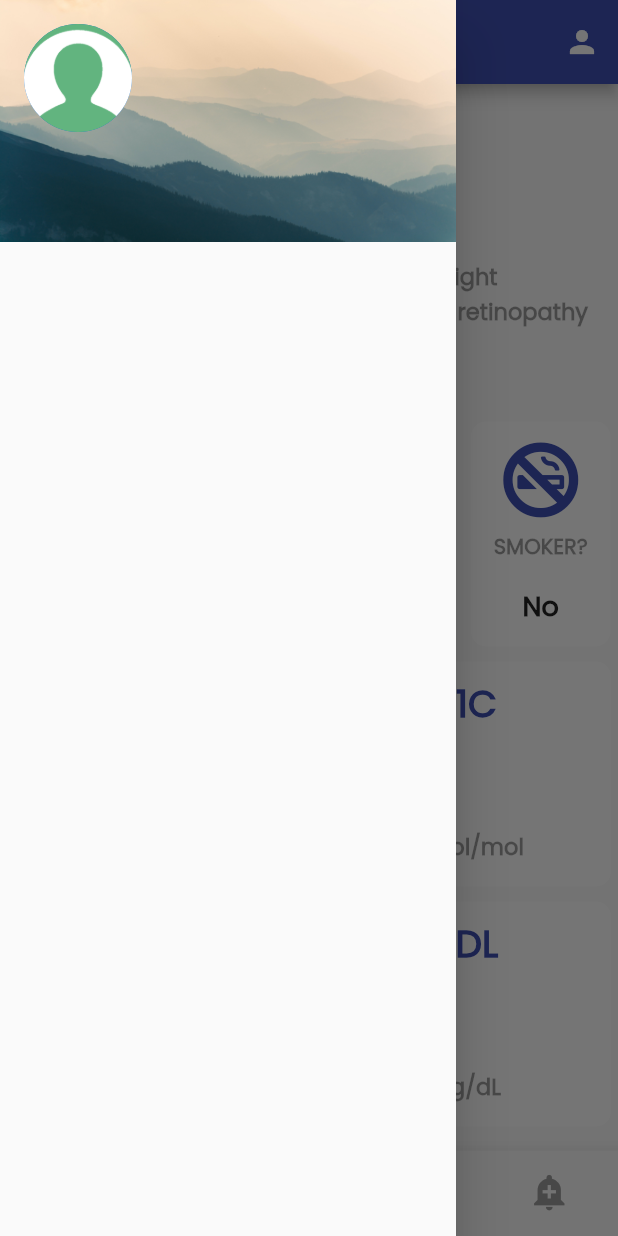
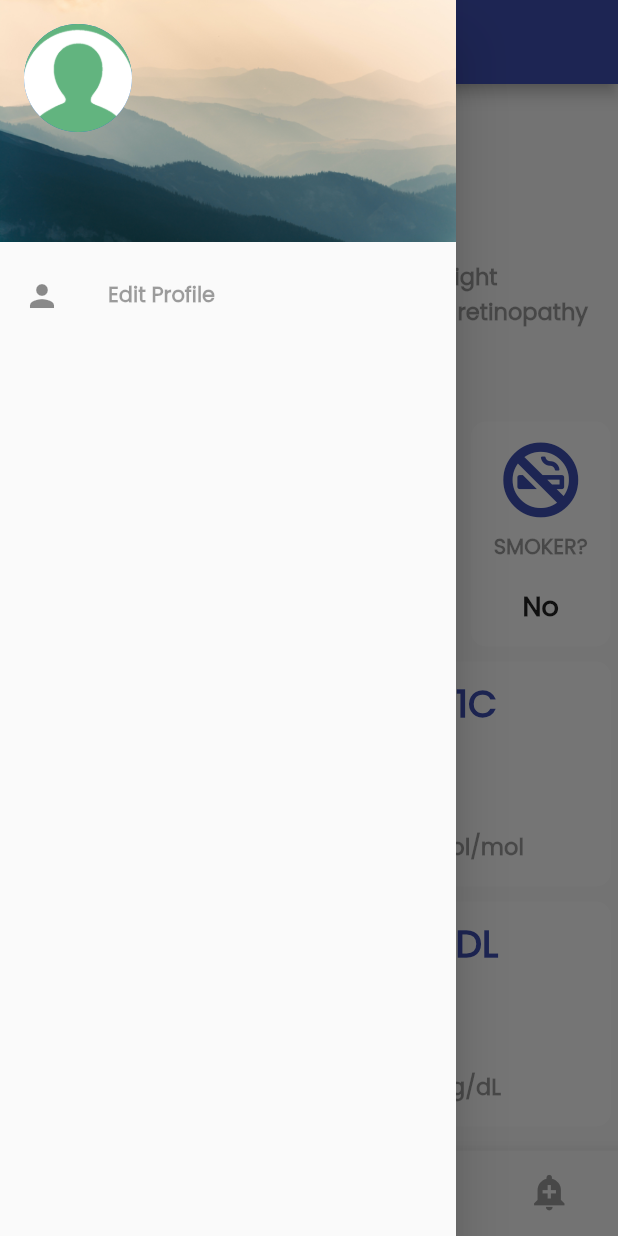
Before and after one commit to Ammar-Raneez/E-Ophthalmologist_UI, a Flutter app: the CurrentScreen screen opened by its route, with the side drawer open, on a phone screen of 412 x 824 dp. Run offline on Flutter 3.47's test engine with Material 2 defaults, Android fonts, the phone set to English and light mode, and no system bars; drawn by our look-alikes of percent_indicator; our stand-ins replace cached_network_image, cloud_firestore, dio, firebase_auth, firebase_core, firebase_storage and 3 more; missing offline and left inert: add_2_calendar; accounts and stored records are empty.

Commit message:
moved edit profile to sidebar

```diff
--- a/lib/components/drawable_sidebar.dart
+++ b/lib/components/drawable_sidebar.dart
@@ -2,6 +2,8 @@ import 'package:cloud_firestore/cloud_firestore.dart';
 import 'package:firebase_auth/firebase_auth.dart';
 import 'package:flutter/cupertino.dart';
 import 'package:flutter/material.dart';
+import 'package:ui/constants.dart';
+import 'package:ui/screens/edit_profile_screen.dart';
 
 final _firestore = FirebaseFirestore.instance;
 
@@ -62,6 +64,11 @@ class _DrawableSidebarState extends State<DrawableSidebar> {
               image: DecorationImage(
                   fit: BoxFit.fill, image: AssetImage('images/sidebarBg.jpg')),
             ),
+          ),
+          ListTile(
+            leading: Icon(Icons.person),
+            title: Text("Edit Profile", style: kTextStyle,),
+            onTap: () => Navigator.pushNamed(context, EditProfileScreen.id),
           )
         ],
       ),
--- a/lib/screens/current_screen.dart
+++ b/lib/screens/current_screen.dart
@@ -73,14 +73,6 @@ class _CurrentScreenState extends State<CurrentScreen> {
                       style: kTextStyle.copyWith(
                           fontSize: 20.0, color: Colors.white),
                     ),
-                    actions: [
-                      IconButton(
-                        icon: Icon(Icons.person),
-                        onPressed: () {
-                          Navigator.pushNamed(context, EditProfileScreen.id);
-                        },
-                      ),
-                    ],
                     backgroundColor: Colors.indigo,
                   ),
                   body: PageView(
```
